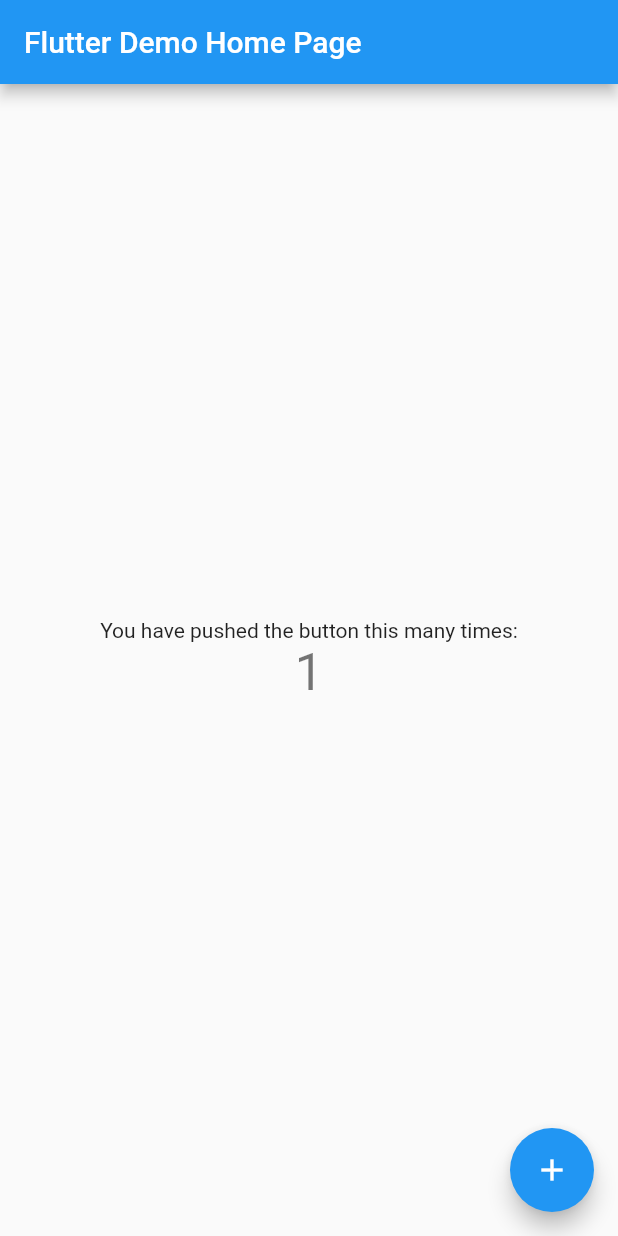
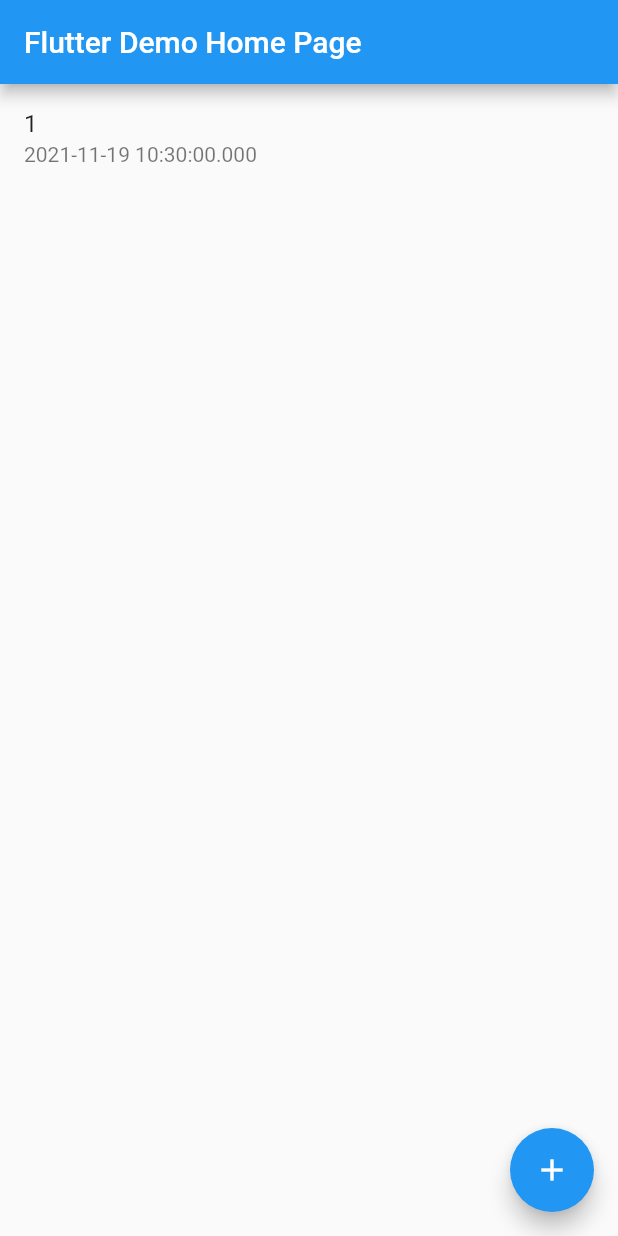
Before and after one commit to devWillS/flutter_hive_sample, a Flutter app: the screen it shows after launch, after a tap on the "add" icon, on a phone screen of 412 x 824 dp. Run offline on Flutter 3.47's test engine with Material 2 defaults, Android fonts, the phone set to English and light mode, and no system bars; our stand-ins replace flutter_riverpod, hive_flutter; accounts and stored records are empty.

Commit message:
hiveの導入

```diff
--- a/lib/main.dart
+++ b/lib/main.dart
@@ -1,8 +1,14 @@
 import 'package:flutter/material.dart';
+import 'package:flutter_hive_sample/models/record_model.dart';
 import 'package:flutter_hive_sample/views/my_home_page.dart';
 import 'package:flutter_riverpod/flutter_riverpod.dart';
+import 'package:hive_flutter/hive_flutter.dart';
 
 void main() async {
+  // Hiveの初期化
+  await Hive.initFlutter();
+  Hive.registerAdapter(RecordModelAdapter());
+
   runApp(
     const ProviderScope(
       child: MyApp(),
--- /dev/null
+++ b/lib/models/record_model.dart
@@ -0,0 +1,18 @@
+import 'package:hive_flutter/hive_flutter.dart';
+
+part 'record_model.g.dart';
+
+@HiveType(typeId: 1)
+class RecordModel extends HiveObject {
+  @HiveField(0)
+  DateTime addDate;
+  @HiveField(1)
+  int number;
+
+  RecordModel(this.addDate, this.number);
+
+  @override
+  String toString() {
+    return 'RecordModel{addDate: $addDate, number: $number}';
+  }
+}
--- /dev/null
+++ b/lib/models/record_model_box.dart
@@ -0,0 +1,13 @@
+import 'package:flutter_hive_sample/models/record_model.dart';
+import 'package:hive_flutter/hive_flutter.dart';
+
+class RecordModelBox {
+  Future<Box> box = Hive.openBox<RecordModel>('record');
+
+  Future<void> open() async {
+    Box b = await box;
+    if (!b.isOpen) {
+      box = Hive.openBox<RecordModel>('record');
+    }
+  }
+}
--- /dev/null
+++ b/lib/repositories/record_repository.dart
@@ -0,0 +1,44 @@
+import 'package:flutter_hive_sample/models/record_model.dart';
+import 'package:flutter_hive_sample/models/record_model_box.dart';
+
+class RecordRepository {
+  /// [recordModelBox] Boxへのアクセサクラス
+  RecordRepository({RecordModelBox? recordModelBox}) {
+    _recordBox = recordModelBox ?? RecordModelBox();
+  }
+
+  late RecordModelBox _recordBox;
+
+  /// レコードの変更を保存
+  Future<int> save(RecordModel record) async {
+    final box = await _recordBox.box;
+    return await box.add(record);
+  }
+
+  /// 全件データを取得
+  Future<List<RecordModel>> fetchAll() async {
+    final box = await _recordBox.box;
+    List<RecordModel> list = box.values.cast<RecordModel>().toList();
+    return list;
+  }
+
+  /// idを指定してレコードを取得
+  Future<RecordModel> get(int id) async {
+    final box = await _recordBox.box;
+    final model = await box.get(id);
+    return model;
+  }
+
+  /// 全件削除
+  Future<void> deleteAll() async {
+    final box = await _recordBox.box;
+    await box.deleteFromDisk();
+    await _recordBox.open();
+  }
+
+  /// 1件削除
+  Future<void> delete(int id) async {
+    final box = await _recordBox.box;
+    await box.delete(id);
+  }
+}
--- a/lib/view_models/my_home_view_model.dart
+++ b/lib/view_models/my_home_view_model.dart
@@ -1,9 +1,29 @@
+import 'dart:math';
+
+import 'package:flutter_hive_sample/models/record_model.dart';
+import 'package:flutter_hive_sample/repositories/record_repository.dart';
 import 'package:flutter_riverpod/flutter_riverpod.dart';
 
-final counterProvider = StateProvider((ref) => 0);
+final recordListProvider = StateProvider.autoDispose((ref) => <RecordModel>[]);
 
 class MyHomeViewModel {
-  increment(WidgetRef ref) {
-    ref.read(counterProvider.state).state++;
+  MyHomeViewModel(this.ref);
+
+  final repository = RecordRepository();
+  final WidgetRef ref;
+
+  increment() async {
+    final record = RecordModel(DateTime.now(), Random().nextInt(10) + 1);
+    await repository.save(record);
+    getAll();
+  }
+
+  getAll() async {
+    ref.read(recordListProvider.state).state = await repository.fetchAll();
+  }
+
+  delete(RecordModel record) async {
+    await repository.delete(record.key);
+    await getAll();
   }
 }
--- a/lib/views/my_home_page.dart
+++ b/lib/views/my_home_page.dart
@@ -2,36 +2,48 @@ import 'package:flutter/material.dart';
 import 'package:flutter_hive_sample/view_models/my_home_view_model.dart';
 import 'package:flutter_riverpod/flutter_riverpod.dart';
 
-class MyHomePage extends ConsumerWidget {
-  MyHomePage({Key? key, required this.title}) : super(key: key);
-
+class MyHomePage extends ConsumerStatefulWidget {
+  const MyHomePage({Key? key, required this.title}) : super(key: key);
   final String title;
 
-  final viewModel = MyHomeViewModel();
+  @override
+  _MyHomePageState createState() => _MyHomePageState();
+}
+
+class _MyHomePageState extends ConsumerState<MyHomePage> {
+  late MyHomeViewModel viewModel;
 
   @override
-  Widget build(BuildContext context, WidgetRef ref) {
-    final _counter = ref.watch(counterProvider.state).state;
+  void initState() {
+    viewModel = MyHomeViewModel(ref);
+    viewModel.getAll();
+    super.initState();
+  }
+
+  @override
+  Widget build(BuildContext context) {
+    final recordList = ref.watch(recordListProvider.state).state;
     return Scaffold(
       appBar: AppBar(
-        title: Text(title),
+        title: Text(widget.title),
       ),
-      body: Center(
+      body: SingleChildScrollView(
         child: Column(
           mainAxisAlignment: MainAxisAlignment.center,
-          children: <Widget>[
-            const Text(
-              'You have pushed the button this many times:',
-            ),
-            Text(
-              '$_counter',
-              style: Theme.of(context).textTheme.headline4,
-            ),
-          ],
+          children: List.generate(recordList.length, (index) {
+            final record = recordList[index];
+            return ListTile(
+              title: Text(record.number.toString()),
+              subtitle: Text(record.addDate.toString()),
+              onTap: () {
+                viewModel.delete(record);
+              },
+            );
+          }),
         ),
       ),
       floatingActionButton: FloatingActionButton(
-        onPressed: () => viewModel.increment(ref),
+        onPressed: () => viewModel.increment(),
         tooltip: 'Increment',
         child: const Icon(Icons.add),
       ), // This trailing comma makes auto-formatting nicer for build methods.
```
Also changed, not shown: pubspec.yaml (+12 -0 lines), lib/models/record_model.g.dart (added), pubspec.lock.
